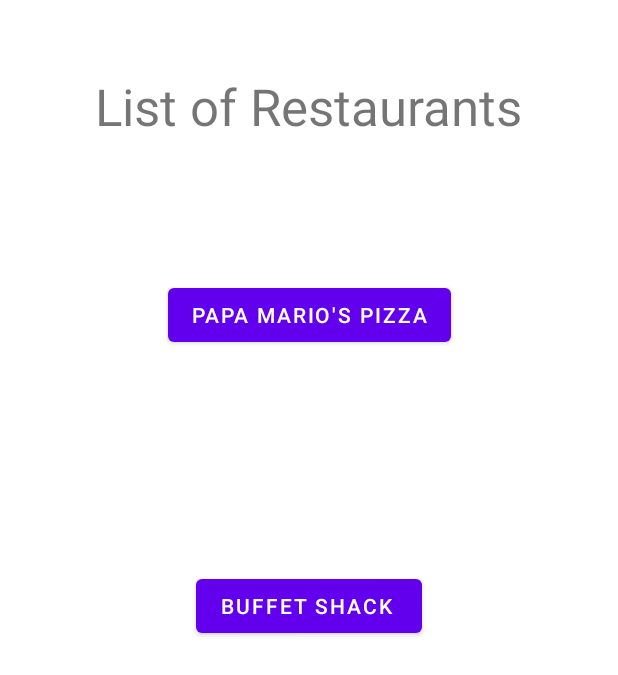
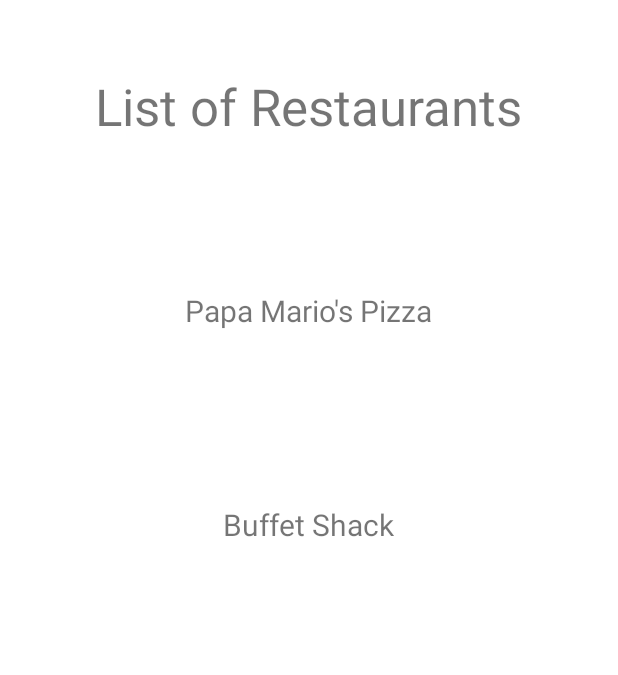
Before and after one commit to Adamnvantes/Waiterless, an Android app: the layout activity_restaurant_list.xml on its own in the app's theme, with its tools: preview values and no code run, on a phone screen of 412 x 824 dp. Shown: the top 675 px of the screen. Run offline under Robolectric (Android 15) with nearby library versions, the phone set to English and light mode, and no system bars; network calls fail.

Commit message:
customer home activity and its layout made

```diff
--- a/app/src/main/java/com/example/waiterless/activities/RestaurantListActivity.kt
+++ b/app/src/main/java/com/example/waiterless/activities/RestaurantListActivity.kt
@@ -1,29 +1,31 @@
 package com.example.waiterless.activities
 
+import android.content.DialogInterface
 import android.content.Intent
 import android.os.Bundle
-import android.widget.Button
+import android.view.View
+import android.widget.TextView
 import androidx.appcompat.app.AppCompatActivity
 import com.example.waiterless.R
 
 //
 class RestaurantListActivity : AppCompatActivity()
 {
-    override fun onCreate(savedInstanceState: Bundle?)
-    {
+    override fun onCreate(savedInstanceState: Bundle?) {
         super.onCreate(savedInstanceState)
         setContentView(R.layout.activity_restaurant_list)
 
-        val papaMarioPizzaBTN = findViewById<Button>(R.id.papaMarioPizzaButton)
-        papaMarioPizzaBTN.setOnClickListener {
-            val intent = Intent( this, RestaurantActivity::class.java)
+
+        val papaMarioPizzaClickTextView = findViewById<TextView>(R.id.papaMarioPizzaHyperlink)
+        papaMarioPizzaClickTextView.setOnClickListener {
+            val intent = Intent(this, RestaurantActivity::class.java)
             intent.putExtra("id", 0)
             startActivity(intent)
         }
 
-        val buffetShackBTN = findViewById<Button>(R.id.buffetShackButton)
-        buffetShackBTN.setOnClickListener {
-            val intent = Intent( this, RestaurantActivity::class.java)
+        val buffetShackClickTextView = findViewById<TextView>(R.id.buffetShackHyperlink)
+        buffetShackClickTextView.setOnClickListener {
+            val intent = Intent(this, RestaurantActivity::class.java)
             intent.putExtra("id", 1)
             startActivity(intent)
         }
--- a/app/src/main/res/layout/activity_restaurant_list.xml
+++ b/app/src/main/res/layout/activity_restaurant_list.xml
@@ -17,25 +17,34 @@
         app:layout_constraintStart_toStartOf="parent"
         app:layout_constraintTop_toTopOf="parent" />
 
-    <Button
-        android:id="@+id/papaMarioPizzaButton"
+    <TextView
+        android:id="@+id/papaMarioPizzaHyperlink"
         android:layout_width="wrap_content"
         android:layout_height="wrap_content"
-        android:layout_marginTop="88dp"
+        android:autoLink="all"
+        android:clickable="true"
+        android:layout_marginTop="100dp"
         android:text="Papa Mario's Pizza"
-        app:layout_constraintBottom_toTopOf="@+id/buffetShackButton"
+        android:textAlignment="center"
+        android:textSize="20sp"
         app:layout_constraintEnd_toEndOf="parent"
+        app:layout_constraintHorizontal_bias="0.498"
         app:layout_constraintStart_toStartOf="parent"
-        app:layout_constraintTop_toBottomOf="@+id/textView"
-        app:layout_constraintVertical_bias="0.033" />
+        app:layout_constraintTop_toBottomOf="@+id/textView" />
 
-    <Button
-        android:id="@+id/buffetShackButton"
+    <TextView
+        android:id="@+id/buffetShackHyperlink"
         android:layout_width="wrap_content"
         android:layout_height="wrap_content"
-        android:layout_marginBottom="396dp"
-        android:text="Buffet Shack "
+        android:autoLink="all"
+        android:clickable="true"
+        android:text="Buffet Shack"
+        android:textSize="20sp"
         app:layout_constraintBottom_toBottomOf="parent"
         app:layout_constraintEnd_toEndOf="parent"
-        app:layout_constraintStart_toStartOf="parent" />
+        app:layout_constraintHorizontal_bias="0.498"
+        app:layout_constraintStart_toStartOf="parent"
+        app:layout_constraintTop_toBottomOf="@+id/papaMarioPizzaHyperlink"
+        app:layout_constraintVertical_bias="0.2" />
+
 </androidx.constraintlayout.widget.ConstraintLayout>
```
Also changed, not shown: app/src/main/java/com/example/waiterless/activities/RestaurantActivity.kt (+8 -4 lines).
